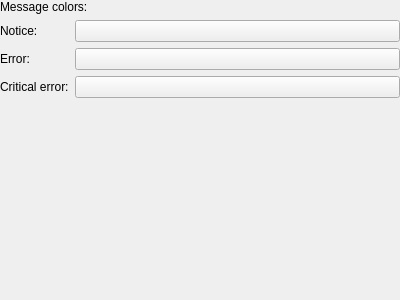
Above: src/core/gui/configuration/cfgwadseekerappearance.ui from Destroyerrrocket/doomseeker-unofficial before the change. Below: the same form after it.
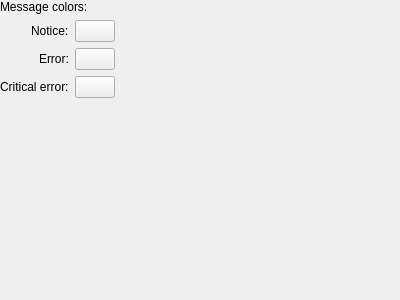
That is the form after the change. Custom widgets are drawn as their Qt base class.

Commit message: - Setting the background-color for ColorButton produced really ugly results on OS X. Lets try using text coloring on unicode full blocks. Means more white space on some forms, but it should look less out of place. - Fixed: Browse buttons were a little small on OS X resulting in Qt using an ugly fallback.

```diff
--- a/src/core/gui/configuration/cfgwadseekerappearance.ui
+++ b/src/core/gui/configuration/cfgwadseekerappearance.ui
@@ -28,7 +28,13 @@
    <item>
     <layout class="QFormLayout" name="formLayout">
      <property name="fieldGrowthPolicy">
-      <enum>QFormLayout::AllNonFixedFieldsGrow</enum>
+      <enum>QFormLayout::FieldsStayAtSizeHint</enum>
+     </property>
+     <property name="labelAlignment">
+      <set>Qt::AlignRight|Qt::AlignTrailing|Qt::AlignVCenter</set>
+     </property>
+     <property name="formAlignment">
+      <set>Qt::AlignLeading|Qt::AlignLeft|Qt::AlignTop</set>
      </property>
      <item row="0" column="0">
       <widget class="QLabel" name="label_2">
@@ -38,11 +44,7 @@
       </widget>
      </item>
      <item row="0" column="1">
-      <widget class="ColorButton" name="btnNoticeMessageColor">
-       <property name="text">
-        <string/>
-       </property>
-      </widget>
+      <widget class="ColorButton" name="btnNoticeMessageColor"/>
      </item>
      <item row="1" column="0">
       <widget class="QLabel" name="label_3">
@@ -52,11 +54,7 @@
       </widget>
      </item>
      <item row="1" column="1">
-      <widget class="ColorButton" name="btnErrorMessageColor">
-       <property name="text">
-        <string/>
-       </property>
-      </widget>
+      <widget class="ColorButton" name="btnErrorMessageColor"/>
      </item>
      <item row="2" column="0">
       <widget class="QLabel" name="label_4">
@@ -66,11 +64,7 @@
       </widget>
      </item>
      <item row="2" column="1">
-      <widget class="ColorButton" name="btnCriticalErrorMessageColor">
-       <property name="text">
-        <string/>
-       </property>
-      </widget>
+      <widget class="ColorButton" name="btnCriticalErrorMessageColor"/>
      </item>
     </layout>
    </item>
```
Left out of the diff: 11 changed lines with no effect on the pictures. The commit also changes 6 other files.
